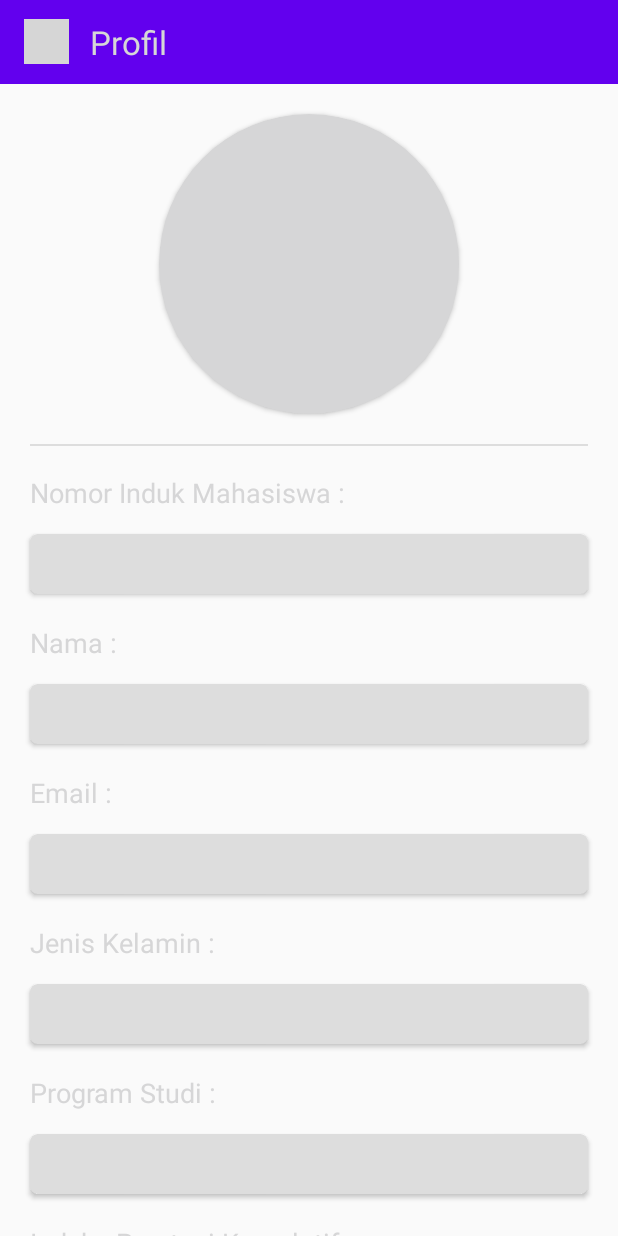
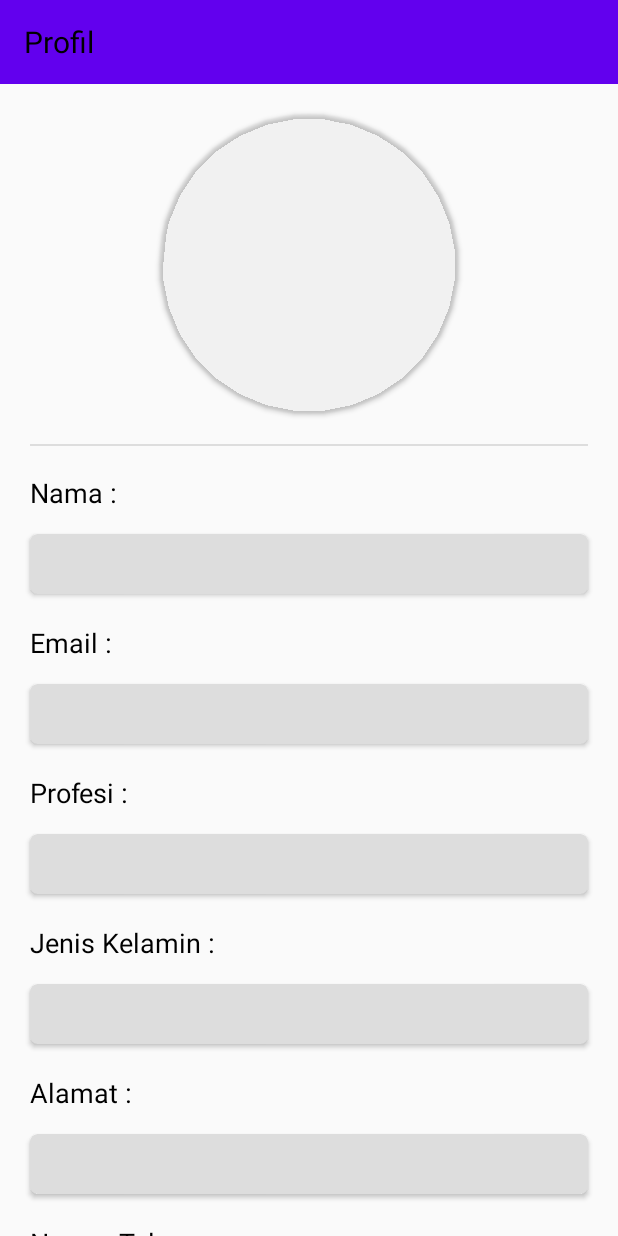
Before and after one commit to HelBad/Kewirausahaan, an Android app: the ActivityProfil screen opened directly, with no data from a screen before it, on a phone screen of 412 x 824 dp. Run offline under Robolectric (Android 15) with nearby library versions, the phone set to English and light mode, and no system bars; our stand-ins replace Firebase (no records; nobody signed in at launch, a user with empty details on screens opened directly), Picasso; grey boxes are pictures that could not be loaded.

Commit message:
Akun fix

```diff
--- a/app/src/main/java/com/example/kewirausahaan/ActivityProfil.kt
+++ b/app/src/main/java/com/example/kewirausahaan/ActivityProfil.kt
@@ -11,36 +11,28 @@ import kotlinx.android.synthetic.main.activity_profil.*
 class ActivityProfil : AppCompatActivity() {
 
     lateinit var databaseReference: DatabaseReference
-    lateinit var textNim:TextView
     lateinit var textNama:TextView
     lateinit var textEmail:TextView
     lateinit var textJk:TextView
-    lateinit var textProdi:TextView
-    lateinit var textIpk:TextView
     lateinit var textAlamat:TextView
     lateinit var textNo:TextView
+    lateinit var textProfesi:TextView
     lateinit var imgProfil:ImageView
 
     override fun onCreate(savedInstanceState: Bundle?) {
         super.onCreate(savedInstanceState)
         setContentView(R.layout.activity_profil)
 
-        btnBack.setOnClickListener {
-            finish()
-        }
-
-        textNim = findViewById(R.id.textNim) as TextView
         textNama = findViewById(R.id.textNama) as TextView
         textEmail = findViewById(R.id.textEmail) as TextView
         textJk = findViewById(R.id.textJk) as TextView
-        textProdi = findViewById(R.id.textProdi) as TextView
-        textIpk = findViewById(R.id.textIpk) as TextView
         textAlamat = findViewById(R.id.textAlamat) as TextView
         textNo = findViewById(R.id.textNo) as TextView
+        textProfesi = findViewById(R.id.textProfesi) as TextView
         imgProfil = findViewById(R.id.imgProfil) as ImageView
 
         databaseReference = FirebaseDatabase.getInstance().getReference()
-        val query = databaseReference.child("mhs").orderByChild("nama").equalTo(intent.getStringExtra("nama"))
+        val query = databaseReference.child("Pengguna").orderByChild("nama").equalTo(intent.getStringExtra("nama"))
         query.addValueEventListener(object: ValueEventListener {
             override fun onDataChange(datasnapshot: DataSnapshot) {
                 if (datasnapshot != null)
@@ -48,15 +40,13 @@ class ActivityProfil : AppCompatActivity() {
                     for (snapshot1 in datasnapshot.getChildren())
                     {
                         val allocation = snapshot1.getValue(Akun::class.java)
-                        textNim.setText(allocation!!.nim)
                         textNama.setText(allocation!!.nama)
-                        textEmail.setText(allocation!!.email)
-                        textJk.setText(allocation!!.jk)
-                        textProdi.setText(allocation!!.prodi)
-                        textIpk.setText(allocation!!.ipk)
+                        textEmail.setText(allocation!!.username)
+                        textProfesi.setText(allocation!!.profesi)
+                        textJk.setText(allocation!!.gender)
                         textAlamat.setText(allocation!!.alamat)
                         textNo.setText(allocation!!.telp)
-                        Picasso.get().load(allocation!!.img).into(imgProfil)
+                        Picasso.get().load(allocation!!.gambar).into(imgProfil)
                     }
                 }
             }
--- a/app/src/main/res/layout/activity_armada.xml
+++ b/app/src/main/res/layout/activity_armada.xml
@@ -1,6 +1,5 @@
 <?xml version="1.0" encoding="utf-8"?>
 <LinearLayout
-    xmlns:app="http://schemas.android.com/apk/res-auto"
     xmlns:android="http://schemas.android.com/apk/res/android"
     xmlns:tools="http://schemas.android.com/tools"
     android:layout_width="match_parent"
--- a/app/src/main/res/layout/activity_login.xml
+++ b/app/src/main/res/layout/activity_login.xml
@@ -33,7 +33,7 @@
                 android:id="@+id/imageView"
                 android:layout_width="wrap_content"
                 android:layout_height="wrap_content"
-                app:srcCompat="@drawable/icon_travel" />
+                app:srcCompat="@drawable/logo_travel" />
         </androidx.cardview.widget.CardView>
         <TextView
             app:layout_constraintLeft_toLeftOf="parent"
@@ -105,7 +105,7 @@
                     android:layout_margin="10dp"
                     android:backgroundTint="@android:color/black"
                     android:ems="10"
-                    android:hint=" Password"
+                    android:hint="Password"
                     android:inputType="textPassword"
                     android:gravity="center_vertical" >
                 </EditText>
--- a/app/src/main/res/layout/activity_profil.xml
+++ b/app/src/main/res/layout/activity_profil.xml
@@ -13,21 +13,13 @@
         android:layout_height="wrap_content"
         android:background="@color/colorPrimary"
         android:minHeight="?attr/actionBarSize">
-        <ImageView
-            android:id="@+id/btnBack"
-            android:layout_width="30dp"
-            android:layout_height="30dp"
-            android:adjustViewBounds="true"
-            android:src="@drawable/icon_kembali"/>
         <TextView
             android:layout_width="match_parent"
-            android:layout_height="56dp"
-            android:layout_marginLeft="30dp"
-            android:layout_marginRight="30dp"
+            android:layout_height="wrap_content"
+            android:layout_marginRight="20dp"
             android:text="Profil"
-            android:textSize="22sp"
-            android:textColor="@color/colorBlack"
-            android:gravity="center_vertical"/>
+            android:textColor="@android:color/black"
+            android:textSize="20dp"/>
     </androidx.appcompat.widget.Toolbar>
 
     <ScrollView
@@ -42,7 +34,7 @@
 
             <androidx.cardview.widget.CardView
                 app:cardCornerRadius="100dp"
-                app:cardBackgroundColor="@color/colorWhiteTransparent"
+                app:cardBackgroundColor="@android:color/transparent"
                 android:id="@+id/gambarProfil"
                 android:layout_width="200dp"
                 android:layout_height="200dp"
@@ -60,54 +52,19 @@
                 android:layout_width="match_parent"
                 android:layout_height="1dp"
                 android:layout_below="@id/gambarProfil"
-                android:layout_marginLeft="20dp"
-                android:layout_marginRight="20dp"
+                android:layout_marginHorizontal="20dp"
                 android:background="#dddddd"/>
 
             <TextView
-                android:id="@+id/nimProfil"
+                android:id="@+id/namaProfil"
                 android:layout_width="match_parent"
                 android:layout_height="30dp"
                 android:layout_below="@id/gambarProfil"
                 android:layout_marginTop="20dp"
                 android:layout_marginBottom="10dp"
-                android:layout_marginLeft="20dp"
-                android:layout_marginRight="20dp"
-                android:text="Nomor Induk Mahasiswa :"
-                android:textColor="@color/colorBlack"
-                android:textSize="18sp"/>
-
-            <androidx.cardview.widget.CardView
-                app:cardCornerRadius="5dp"
-                app:cardBackgroundColor="#dddddd"
-                android:id="@+id/textNimProfil"
-                android:layout_width="match_parent"
-                android:layout_height="40dp"
-                android:layout_below="@id/nimProfil"
-                android:layout_marginRight="20dp"
-                android:layout_marginLeft="20dp">
-                <TextView
-                    android:id="@+id/textNim"
-                    android:layout_width="match_parent"
-                    android:layout_height="match_parent"
-                    android:layout_marginLeft="10dp"
-                    android:textSize="18dp"
-                    android:gravity="center_vertical"
-                    android:text=""
-                    android:textColor="@color/colorBlack" />
-            </androidx.cardview.widget.CardView>
-
-            <TextView
-                android:id="@+id/namaProfil"
-                android:layout_width="match_parent"
-                android:layout_height="30dp"
-                android:layout_below="@id/textNimProfil"
-                android:layout_marginTop="20dp"
-                android:layout_marginBottom="10dp"
-                android:layout_marginLeft="20dp"
-                android:layout_marginRight="20dp"
+                android:layout_marginHorizontal="20dp"
                 android:text="Nama :"
-                android:textColor="@color/colorBlack"
+                android:textColor="@android:color/black"
                 android:textSize="18sp"/>
 
             <androidx.cardview.widget.CardView
@@ -117,17 +74,16 @@
                 android:layout_width="match_parent"
                 android:layout_height="40dp"
                 android:layout_below="@id/namaProfil"
-                android:layout_marginRight="20dp"
-                android:layout_marginLeft="20dp">
+                android:layout_marginHorizontal="20dp">
                 <TextView
                     android:id="@+id/textNama"
                     android:layout_width="match_parent"
                     android:layout_height="match_parent"
                     android:layout_marginLeft="10dp"
+                    android:textSize="18dp"
                     android:gravity="center_vertical"
-                    android:textSize="18dp"
                     android:text=""
-                    android:textColor="@color/colorBlack" />
+                    android:textColor="@android:color/black" />
             </androidx.cardview.widget.CardView>
 
             <TextView
@@ -137,10 +93,9 @@
                 android:layout_below="@id/textNamaProfil"
                 android:layout_marginTop="20dp"
                 android:layout_marginBottom="10dp"
-                android:layout_marginLeft="20dp"
-                android:layout_marginRight="20dp"
+                android:layout_marginHorizontal="20dp"
                 android:text="Email :"
-                android:textColor="@color/colorBlack"
+                android:textColor="@android:color/black"
                 android:textSize="18sp"/>
 
             <androidx.cardview.widget.CardView
@@ -150,8 +105,7 @@
                 android:layout_width="match_parent"
                 android:layout_height="40dp"
                 android:layout_below="@id/emailProfil"
-                android:layout_marginRight="20dp"
-                android:layout_marginLeft="20dp">
+                android:layout_marginHorizontal="20dp">
                 <TextView
                     android:id="@+id/textEmail"
                     android:layout_width="match_parent"
@@ -160,20 +114,50 @@
                     android:gravity="center_vertical"
                     android:textSize="18dp"
                     android:text=""
-                    android:textColor="@color/colorBlack" />
+                    android:textColor="@android:color/black" />
+            </androidx.cardview.widget.CardView>
+
+            <TextView
+                android:id="@+id/profesiProfil"
+                android:layout_width="match_parent"
+                android:layout_height="30dp"
+                android:layout_below="@id/textEmailProfil"
+                android:layout_marginTop="20dp"
+                android:layout_marginBottom="10dp"
+                android:layout_marginHorizontal="20dp"
+                android:text="Profesi :"
+                android:textColor="@android:color/black"
+                android:textSize="18sp"/>
+
+            <androidx.cardview.widget.CardView
+                app:cardCornerRadius="5dp"
+                app:cardBackgroundColor="#dddddd"
+                android:id="@+id/textProfesiProfil"
+                android:layout_width="match_parent"
+                android:layout_height="40dp"
+                android:layout_below="@id/profesiProfil"
+                android:layout_marginHorizontal="20dp">
+                <TextView
+                    android:id="@+id/textProfesi"
+                    android:layout_width="match_parent"
+                    android:layout_height="match_parent"
+                    android:layout_marginLeft="10dp"
+                    android:gravity="center_vertical"
+                    android:textSize="18dp"
+                    android:text=""
+                    android:textColor="@android:color/black" />
             </androidx.cardview.widget.CardView>
 
             <TextView
                 android:id="@+id/jkProfil"
                 android:layout_width="match_parent"
                 android:layout_height="30dp"
-                android:layout_below="@id/textEmailProfil"
+                android:layout_below="@id/textProfesiProfil"
                 android:layout_marginTop="20dp"
                 android:layout_marginBottom="10dp"
-                android:layout_marginLeft="20dp"
-                android:layout_marginRight="20dp"
+                android:layout_marginHorizontal="20dp"
                 android:text="Jenis Kelamin :"
-                android:textColor="@color/colorBlack"
+                android:textColor="@android:color/black"
                 android:textSize="18sp"/>
 
             <androidx.cardview.widget.CardView
@@ -183,8 +167,7 @@
                 android:layout_width="match_parent"
                 android:layout_height="40dp"
                 android:layout_below="@id/jkProfil"
-                android:layout_marginRight="20dp"
-                android:layout_marginLeft="20dp">
+                android:layout_marginHorizontal="20dp">
                 <TextView
                     android:id="@+id/textJk"
                     android:layout_width="match_parent"
@@ -193,86 +176,19 @@
                     android:gravity="center_vertical"
                     android:textSize="18dp"
                     android:text=""
-                    android:textColor="@color/colorBlack" />
-            </androidx.cardview.widget.CardView>
-
-            <TextView
-                android:id="@+id/prodiProfil"
-                android:layout_width="match_parent"
-                android:layout_height="30dp"
-                android:layout_below="@id/textJkProfil"
-                android:layout_marginTop="20dp"
-                android:layout_marginBottom="10dp"
-                android:layout_marginLeft="20dp"
-                android:layout_marginRight="20dp"
-                android:text="Program Studi :"
-                android:textColor="@color/colorBlack"
-                android:textSize="18sp"/>
-
-            <androidx.cardview.widget.CardView
-                app:cardCornerRadius="5dp"
-                app:cardBackgroundColor="#dddddd"
-                android:id="@+id/textProdiProfil"
-                android:layout_width="match_parent"
-                android:layout_height="40dp"
-                android:layout_below="@id/prodiProfil"
-                android:layout_marginRight="20dp"
-                android:layout_marginLeft="20dp">
-                <TextView
-                    android:id="@+id/textProdi"
-                    android:layout_width="match_parent"
-                    android:layout_height="match_parent"
-                    android:layout_marginLeft="10dp"
-                    android:gravity="center_vertical"
-                    android:textSize="18dp"
-                    android:text=""
-                    android:textColor="@color/colorBlack" />
-            </androidx.cardview.widget.CardView>
-
-            <TextView
-                android:id="@+id/ipkProfil"
-                android:layout_width="match_parent"
-                android:layout_height="30dp"
-                android:layout_below="@id/textProdiProfil"
-                android:layout_marginTop="20dp"
-                android:layout_marginBottom="10dp"
-                android:layout_marginLeft="20dp"
-                android:layout_marginRight="20dp"
-                android:text="Indeks Prestasi Komulatif :"
-                android:textColor="@color/colorBlack"
-                android:textSize="18sp"/>
-
-            <androidx.cardview.widget.CardView
-                app:cardCornerRadius="5dp"
-                app:cardBackgroundColor="#dddddd"
-                android:id="@+id/textIpkProfil"
-                android:layout_width="match_parent"
-                android:layout_height="40dp"
-                android:layout_below="@id/ipkProfil"
-                android:layout_marginRight="20dp"
-                android:layout_marginLeft="20dp">
-                <TextView
-                    android:id="@+id/textIpk"
-                    android:layout_width="match_parent"
-                    android:layout_height="match_parent"
-                    android:layout_marginLeft="10dp"
-                    android:gravity="center_vertical"
-                    android:textSize="18dp"
-                    android:text=""
-                    android:textColor="@color/colorBlack" />
+                    android:textColor="@android:color/black" />
             </androidx.cardview.widget.CardView>
 
             <TextView
                 android:id="@+id/alamatProfil"
                 android:layout_width="match_parent"
                 android:layout_height="30dp"
-                android:layout_below="@id/textIpkProfil"
+                android:layout_below="@id/textJkProfil"
                 android:layout_marginTop="20dp"
                 android:layout_marginBottom="10dp"
-                android:layout_marginLeft="20dp"
-                android:layout_marginRight="20dp"
+                android:layout_marginHorizontal="20dp"
                 android:text="Alamat :"
-                android:textColor="@color/colorBlack"
+                android:textColor="@android:color/black"
                 android:textSize="18sp"/>
 
             <androidx.cardview.widget.CardView
@@ -282,8 +198,7 @@
                 android:layout_width="match_parent"
                 android:layout_height="40dp"
                 android:layout_below="@id/alamatProfil"
-                android:layout_marginRight="20dp"
-                android:layout_marginLeft="20dp">
+                android:layout_marginHorizontal="20dp">
                 <TextView
                     android:id="@+id/textAlamat"
                     android:layout_width="match_parent"
@@ -292,7 +207,7 @@
                     android:gravity="center_vertical"
                     android:textSize="18dp"
                     android:text=""
-                    android:textColor="@color/colorBlack" />
+                    android:textColor="@android:color/black" />
             </androidx.cardview.widget.CardView>
 
             <TextView
@@ -302,10 +217,9 @@
                 android:layout_below="@id/textAlamatProfil"
                 android:layout_marginTop="20dp"
                 android:layout_marginBottom="10dp"
-                android:layout_marginLeft="20dp"
-                android:layout_marginRight="20dp"
+                android:layout_marginHorizontal="20dp"
                 android:text="Nomor Telepon :"
-                android:textColor="@color/colorBlack"
+                android:textColor="@android:color/black"
                 android:textSize="18sp"/>
 
             <androidx.cardview.widget.CardView
@@ -316,8 +230,7 @@
                 android:layout_height="40dp"
                 android:layout_below="@id/noProfil"
                 android:layout_marginBottom="30dp"
-                android:layout_marginRight="20dp"
-                android:layout_marginLeft="20dp">
+                android:layout_marginHorizontal="20dp">
                 <TextView
                     android:id="@+id/textNo"
                     android:layout_width="match_parent"
@@ -326,10 +239,9 @@
                     android:gravity="center_vertical"
                     android:textSize="18dp"
                     android:text=""
-                    android:textColor="@color/colorBlack" />
+                    android:textColor="@android:color/black" />
             </androidx.cardview.widget.CardView>
 
         </RelativeLayout>
     </ScrollView>
-
 </RelativeLayout>
--- a/app/src/main/res/layout/activity_tentang.xml
+++ b/app/src/main/res/layout/activity_tentang.xml
@@ -13,11 +13,10 @@
         android:background="@color/colorPrimaryDark"
         android:minHeight="?attr/actionBarSize">
         <TextView
-            android:id="@+id/textbarArmada"
             android:layout_width="match_parent"
             android:layout_height="wrap_content"
             android:layout_marginRight="20dp"
-            android:text="Kendaraan"
+            android:text="Tentang Aplikasi"
             android:textColor="@android:color/black"
             android:textSize="20dp"/>
     </androidx.appcompat.widget.Toolbar>
--- a/app/src/main/res/layout/fragment_akun.xml
+++ b/app/src/main/res/layout/fragment_akun.xml
@@ -53,7 +53,7 @@
         android:layout_below="@id/namaAkun"
         android:layout_marginRight="20dp"
         android:layout_toRightOf="@+id/gambarProfil"
-        android:text="Masuk dengan Email UNESA"
+        android:text="Masuk dengan Email Agent Travel"
         android:textSize="15sp"
         android:textStyle="bold"/>
 
--- a/app/src/main/res/layout/fragment_home.xml
+++ b/app/src/main/res/layout/fragment_home.xml
@@ -82,7 +82,7 @@
                 android:layout_width="wrap_content"
                 android:layout_height="wrap_content"
                 android:layout_gravity="center_horizontal"
-                android:text="Bus Besar"
+                android:text="BusBesarHDD"
                 android:textAlignment="center"
                 android:textSize="12sp"
                 android:textColor="#666666">
```
Also changed, not shown: app/src/main/java/com/example/kewirausahaan/ActivityUlasan.kt (+3 -7 lines), app/src/main/java/com/example/kewirausahaan/FragmentHome.kt (+6 -6 lines), app/src/main/java/com/example/kewirausahaan/Ulasan.kt (added, +14 -0 lines), app/src/main/res/layout/activity_kontak.xml (+4 -5 lines), app/src/main/res/layout/activity_ulasan.xml (+18 -25 lines), app/src/main/res/drawable-ldltr/logo_travel.png (renamed from app/src/main/res/drawable-ldltr/icon_travel.png), app/src/main/res/drawable/icon_cari.png (renamed from app/src/main/res/drawable-v24/icon_cari.png), app/src/main/res/drawable/icon_email.png (renamed from app/src/main/res/drawable-v24/icon_email.png).
